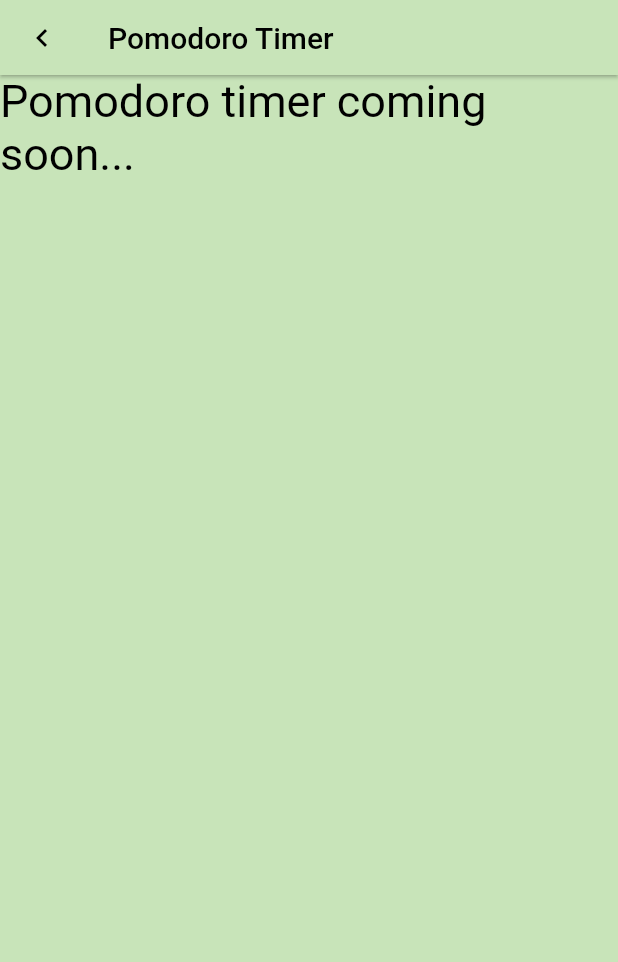
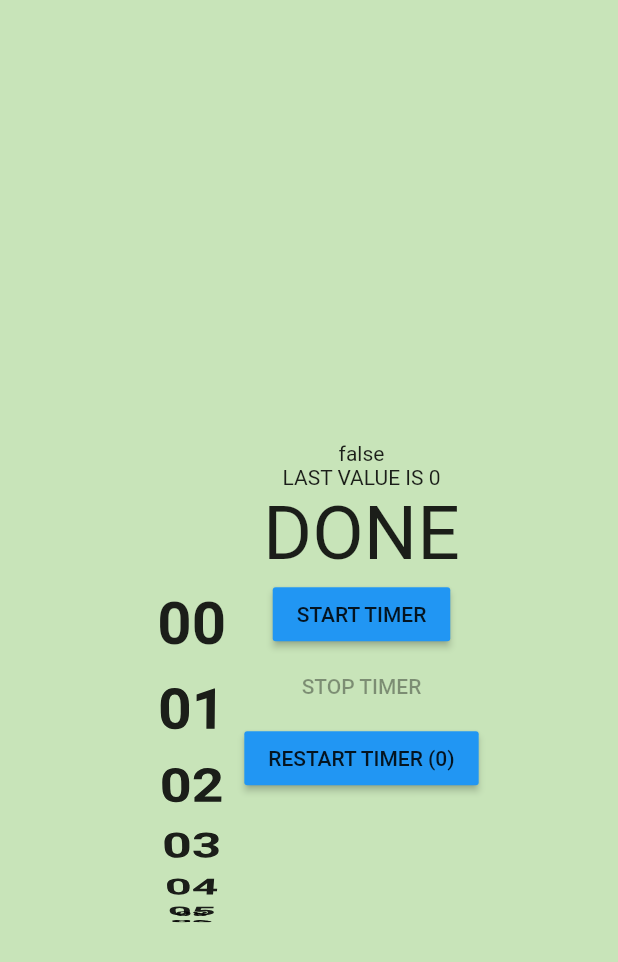
Before and after one commit to ubclaunchpad/virtual-pet, a Flutter app: the screen it shows after launch, item 2 of the bottom bar chosen, on a phone screen of 412 x 824 dp. Shown: the top 962 px of the screen. Run offline on Flutter 3.47's test engine with Material 2 defaults, Android fonts, the light colour scheme and no system bars; missing offline and left inert: flame.

Commit message:
added scrolling timer

```diff
--- /dev/null
+++ b/front-end/virtual_pet/lib/pages/minutes.dart
@@ -0,0 +1,26 @@
+import 'package:flutter/material.dart';
+
+class MyMinutes extends StatelessWidget {
+  int mins;
+
+  MyMinutes({required this.mins});
+
+  @override
+  Widget build(BuildContext context) {
+    return Padding(
+      padding: const EdgeInsets.symmetric(vertical: 5.0),
+      child: Container(
+        child: Center(
+          child: Text(
+            mins < 10 ? '0' + mins.toString() : mins.toString(),
+            style: TextStyle(
+              fontSize: 40,
+              // color: Colors.white,
+              fontWeight: FontWeight.bold,
+            ),
+          ),
+        ),
+      ),
+    );
+  }
+}
--- a/front-end/virtual_pet/lib/pages/pomodoro_page.dart
+++ b/front-end/virtual_pet/lib/pages/pomodoro_page.dart
@@ -1,30 +1,127 @@
 import 'package:flutter/material.dart';
-import 'package:virtual_pet/widgets/app_bar.dart';
+import 'package:flutter/widgets.dart';
+import 'package:flutter/cupertino.dart';
+import 'minutes.dart';
+import 'dart:async';
 
 /// pomodoro page (pomodoro timer)
 class PomodoroPage extends StatefulWidget {
   const PomodoroPage({super.key});
-
   @override
   PomodoroState createState() => PomodoroState();
 }
 
 /// the state of pomodoro page (timer)
 class PomodoroState extends State<PomodoroPage> {
+  int timeLeft = 0;
   static const String routeName = "/PomodoroPage";
+  late FixedExtentScrollController _controller;
+  bool inProgress = false;
+  int lastValue = 0;
+
+  @override
+  void initState() {
+    // TODO: implement initState
+    super.initState();
+
+    _controller = FixedExtentScrollController();
+  }
+
+  void _startCountDown() {
+    setState(() {
+      inProgress = true;
+      lastValue = timeLeft;
+    });
+    Timer.periodic(Duration(seconds: 1), (timer) {
+      if (timeLeft > 0) {
+        setState(() {
+          timeLeft--;
+        });
+      } else {
+        setState(() {
+          inProgress = false;
+        });
+        timer.cancel();
+      }
+    });
+  }
+
+  void _stopTimer() {
+    setState(() {
+      timeLeft = 0;
+      inProgress = false;
+    });
+  }
+
+  void _restartTimer() {
+    setState(() {
+      timeLeft = lastValue;
+    });
+    _startCountDown();
+  }
 
   @override
   Widget build(BuildContext context) {
-    return const Scaffold(
-        /// displays the "Pomodoro Timer" message at the top
-        appBar: CustomAppBar(title: "Pomodoro Timer"),
-        body: Text(
-          "Pomodoro timer coming soon...",
-          style: TextStyle(
-            color: Colors.black,
-            fontSize: 30.0,
+    return Scaffold(
+      // backgroundColor: Colors.grey[900],
+      body: Row(
+        mainAxisAlignment: MainAxisAlignment.center,
+        children: [
+          // minutes wheel
+          Container(
+            width: 70,
+            child: ListWheelScrollView.useDelegate(
+              onSelectedItemChanged: (value) {
+                if (inProgress == true) {
+                } else {
+                  setState(() {
+                    timeLeft = value;
+                  });
+                }
+              },
+              itemExtent: 50,
+              perspective: 0.005,
+              diameterRatio: 1.2,
+              physics: FixedExtentScrollPhysics(),
+              childDelegate: ListWheelChildBuilderDelegate(
+                childCount: 60,
+                builder: (context, index) {
+                  return MyMinutes(
+                    mins: index,
+                  );
+                },
+              ),
+            ),
           ),
-        ),
+
+          Column(
+            mainAxisAlignment: MainAxisAlignment.center,
+            children: [
+              Text(inProgress.toString()),
+              Text("LAST VALUE IS " + lastValue.toString()),
+              Text(
+                timeLeft == 0 ? "DONE" : timeLeft.toString(),
+                style: TextStyle(fontSize: 50),
+              ),
+              MaterialButton(
+                onPressed: _startCountDown,
+                color: Colors.blue,
+                child: Text("START TIMER"),
+              ),
+              MaterialButton(
+                onPressed: inProgress == true ? _stopTimer : null,
+                color: Colors.blue,
+                child: Text("STOP TIMER"),
+              ),
+              MaterialButton(
+                onPressed: inProgress == true ? null : _restartTimer,
+                color: Colors.blue,
+                child: Text("RESTART TIMER (" + lastValue.toString() + ")"),
+              ),
+            ],
+          ),
+        ],
+      ),
     );
   }
 }
```
